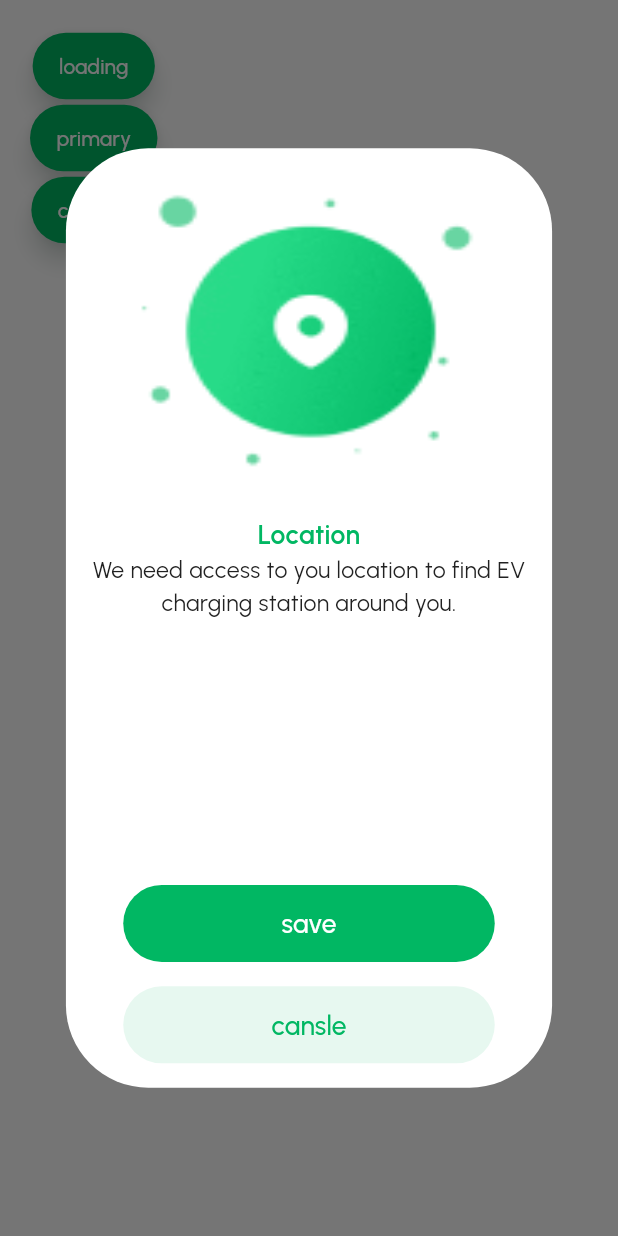
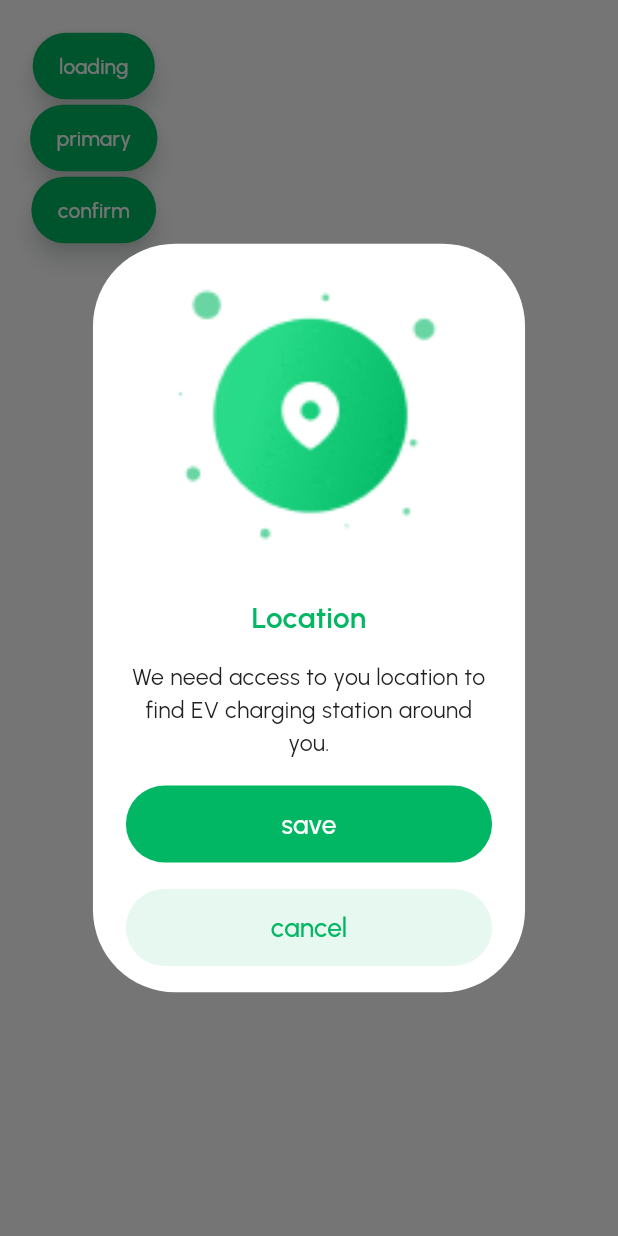
Before and after one commit to lusnyak/watt_hub, a Flutter app: the screen it shows after launch, after a tap on "primary", on a phone screen of 412 x 824 dp. Run offline on Flutter 3.47's test engine with Material 3 defaults, Android fonts, the light colour scheme and no system bars; our stand-ins replace auto_route, awesome_extensions, bloc, dropdown_button2, flutter_bloc, flutter_screenutil and 8 more.

Commit message:
Changes in design
Changes in design

```diff
--- a/lib/presentation/screens/uikit_example/uikit_popup.dart
+++ b/lib/presentation/screens/uikit_example/uikit_popup.dart
@@ -10,7 +10,6 @@ class UikitPopup extends StatefulWidget {
 
 class _UikitPopupState extends State<UikitPopup> {
   String title = "Enable Location";
-
   String subTitle =
       "We need access to you location to find EV charging station around you.";
 
@@ -40,7 +39,7 @@ class _UikitPopupState extends State<UikitPopup> {
                     image: WattHubAssets.images.popupLocationImg.keyName,
                     title: "Location",
                     subTitle: subTitle,
-                    cancelButtonTitle: "cansle",
+                    cancelButtonTitle: "cancel",
                     confirmButtonTitle: "save",
                   );
                 }),
@@ -64,5 +63,3 @@ class _UikitPopupState extends State<UikitPopup> {
     );
   }
 }
-/*
-                      */
--- a/packages/watt_hub_uikit/lib/src/widgets/popup/wh_popup.dart
+++ b/packages/watt_hub_uikit/lib/src/widgets/popup/wh_popup.dart
@@ -23,57 +23,63 @@ class WHPopup extends StatelessWidget {
     return AlertDialog(
       title: Image.asset(
         image,
-        width: 100.sp,
-        height: 200.sp,
-        fit: BoxFit.fill,
+        width: 200.w,
+        height: 200.h,
+        fit: BoxFit.contain,
       ),
       content: Column(
+        mainAxisAlignment: MainAxisAlignment.center,
+        crossAxisAlignment: CrossAxisAlignment.stretch,
+        mainAxisSize: MainAxisSize.min,
         children: [
           Text(
             title,
-            style: body16SemiBoldTextStyle.copyWith(
+            style: body18SemiBoldTextStyle.copyWith(
                 color: WattHubColors.primaryGreenColor),
             textAlign: TextAlign.center,
-          ),
+          ).paddingSymmetric(vertical: 8.h),
           Text(
             subTitle,
             textAlign: TextAlign.center,
             style: body14RegularTextStyle,
-          ),
+          ).paddingSymmetric(horizontal: 20.sp, vertical: 8.h),
         ],
       ),
-      insetPadding: EdgeInsets.symmetric(horizontal: 20.sp, vertical: 70.sp),
       shape: RoundedRectangleBorder(
           borderRadius: BorderRadius.all(Radius.circular(50.sp))),
       actions: <Widget>[
         if (confirmButtonTitle != null && cancelButtonTitle != null)
           Column(
+            // crossAxisAlignment: CrossAxisAlignment.stretch,
+            mainAxisAlignment: MainAxisAlignment.center,
             crossAxisAlignment: CrossAxisAlignment.stretch,
+            mainAxisSize: MainAxisSize.min,
             children: [
               WHElevatedButton.primary(
                 title: confirmButtonTitle ?? "",
                 shadow: false,
-              ).paddingAll(8.h),
+              ).paddingOnly(bottom: 8.sp),
               WHElevatedButton.secondary(
                 title: cancelButtonTitle ?? "",
-              ).paddingAll(8.h),
+              ).paddingSymmetric(vertical: 8.sp),
             ],
-          ).paddingAll(8.h),
+          ).paddingAll(8.sp),
         if (cancelButtonTitle == null && confirmButtonTitle != null)
-          WHElevatedButton.primary(
-            title: confirmButtonTitle ?? "",
-            shadow: false,
-          ).toCenter().paddingAll(20.h),
+          SizedBox(
+            width: double.infinity,
+            child: WHElevatedButton.primary(
+              title: confirmButtonTitle ?? "",
+              shadow: false,
+            ).paddingSymmetric(vertical: 20.sp),
+          ).paddingAll(8.sp),
         if (cancelButtonTitle == null && confirmButtonTitle == null)
           const Center(
-            child: CircularProgressIndicator(),
+            child: WHCircularSpin(),
           ).paddingAll(20.sp),
       ],
-
-      actionsPadding: EdgeInsets.symmetric(horizontal: 20.sp),
+      actionsPadding: EdgeInsets.symmetric(horizontal: 12.sp),
       contentPadding: EdgeInsets.zero,
       backgroundColor: Colors.white,
-      // shape: const CircleBorder(),
     ).paddingAll(20.sp);
   }
 }
```
